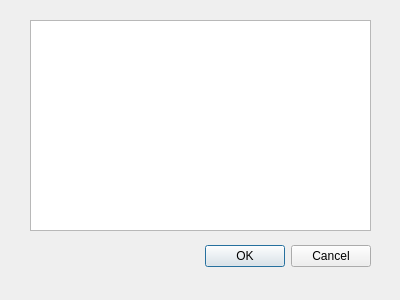
Before: the Qt Designer form Game/dialog.ui in saurtm12/Invasion-Of-Pokemon, drawn with Qt 5.
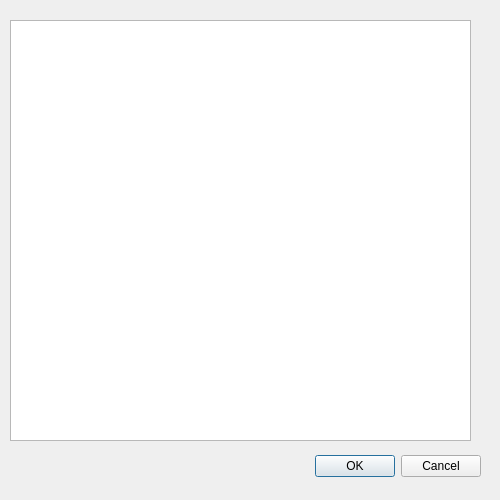
After: the same form once the commit is applied.

Commit message: complete dialog

What changed in the file:
```diff
--- a/Game/dialog.ui
+++ b/Game/dialog.ui
@@ -6,8 +6,8 @@
    <rect>
     <x>0</x>
     <y>0</y>
-    <width>400</width>
-    <height>300</height>
+    <width>500</width>
+    <height>500</height>
    </rect>
   </property>
   <property name="windowTitle">
@@ -16,8 +16,8 @@
   <widget class="QDialogButtonBox" name="buttonBox">
    <property name="geometry">
     <rect>
-     <x>30</x>
-     <y>240</y>
+     <x>140</x>
+     <y>450</y>
      <width>341</width>
      <height>32</height>
     </rect>
@@ -32,10 +32,10 @@
   <widget class="QTextBrowser" name="textBrowser">
    <property name="geometry">
     <rect>
-     <x>30</x>
+     <x>10</x>
      <y>20</y>
-     <width>341</width>
-     <height>211</height>
+     <width>461</width>
+     <height>421</height>
     </rect>
    </property>
   </widget>
```
The commit also changes 6 other files.
